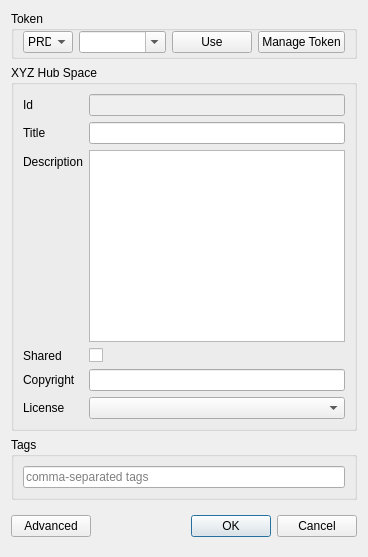
Above: XYZHubConnector/gui/ui/edit_space_dialog.ui from heremaps/xyz-qgis-plugin before the change. Below: the same form after it.
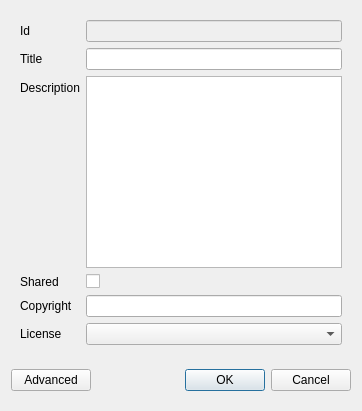
That is the form after the change.

The edit to the form file:
```diff
--- a/XYZHubConnector/gui/ui/edit_space_dialog.ui
+++ b/XYZHubConnector/gui/ui/edit_space_dialog.ui
@@ -6,8 +6,8 @@
    <rect>
     <x>0</x>
     <y>0</y>
-    <width>361</width>
-    <height>398</height>
+    <width>360</width>
+    <height>400</height>
    </rect>
   </property>
   <property name="sizePolicy">
@@ -27,122 +27,13 @@
     <enum>QLayout::SetFixedSize</enum>
    </property>
    <item>
-    <widget class="QGroupBox" name="groupBox_token">
-     <property name="enabled">
-      <bool>true</bool>
-     </property>
-     <property name="title">
-      <string>Token</string>
-     </property>
-     <layout class="QHBoxLayout" name="horizontalLayout">
-      <property name="topMargin">
-       <number>0</number>
-      </property>
-      <property name="bottomMargin">
-       <number>3</number>
-      </property>
-      <item>
-       <widget class="QComboBox" name="comboBox_server">
-        <property name="enabled">
-         <bool>true</bool>
-        </property>
-        <property name="sizePolicy">
-         <sizepolicy hsizetype="Fixed" vsizetype="Fixed">
-          <horstretch>0</horstretch>
-          <verstretch>0</verstretch>
-         </sizepolicy>
-        </property>
-        <property name="maximumSize">
-         <size>
-          <width>50</width>
-          <height>16777215</height>
-         </size>
-        </property>
-        <item>
-         <property name="text">
-          <string>PRD</string>
-         </property>
-        </item>
-        <item>
-         <property name="text">
-          <string>CIT</string>
-         </property>
-        </item>
-        <item>
-         <property name="text">
-          <string>SIT</string>
-         </property>
-        </item>
-       </widget>
-      </item>
-      <item>
-       <widget class="QComboBox" name="comboBox_token">
-        <property name="enabled">
-         <bool>true</bool>
-        </property>
-        <property name="sizePolicy">
-         <sizepolicy hsizetype="MinimumExpanding" vsizetype="Fixed">
-          <horstretch>0</horstretch>
-          <verstretch>0</verstretch>
-         </sizepolicy>
-        </property>
-        <property name="editable">
-         <bool>true</bool>
-        </property>
-       </widget>
-      </item>
-      <item>
-       <widget class="QPushButton" name="btn_use">
-        <property name="sizePolicy">
-         <sizepolicy hsizetype="Fixed" vsizetype="Fixed">
-          <horstretch>0</horstretch>
-          <verstretch>0</verstretch>
-         </sizepolicy>
-        </property>
-        <property name="text">
-         <string>Use</string>
-        </property>
-        <property name="default">
-         <bool>false</bool>
-        </property>
-        <property name="flat">
-         <bool>false</bool>
-        </property>
-       </widget>
-      </item>
-      <item>
-       <widget class="QPushButton" name="btn_token">
-        <property name="sizePolicy">
-         <sizepolicy hsizetype="Fixed" vsizetype="Fixed">
-          <horstretch>0</horstretch>
-          <verstretch>0</verstretch>
-         </sizepolicy>
-        </property>
-        <property name="text">
-         <string>Manage Token</string>
-        </property>
-        <property name="default">
-         <bool>false</bool>
-        </property>
-        <property name="flat">
-         <bool>false</bool>
-        </property>
-       </widget>
-      </item>
-     </layout>
-    </widget>
-   </item>
-   <item>
-    <widget class="QGroupBox" name="groupBox">
+    <widget class="QWidget" name="widget" native="true">
      <property name="sizePolicy">
-      <sizepolicy hsizetype="Preferred" vsizetype="Preferred">
+      <sizepolicy hsizetype="Preferred" vsizetype="Expanding">
        <horstretch>0</horstretch>
        <verstretch>0</verstretch>
       </sizepolicy>
      </property>
-     <property name="title">
-      <string>XYZ Hub Space</string>
-     </property>
      <layout class="QFormLayout" name="formLayout">
       <item row="0" column="0">
        <widget class="QLabel" name="label_2">
@@ -233,29 +124,7 @@
     </widget>
    </item>
    <item>
-    <widget class="QGroupBox" name="groupBox_tags">
-     <property name="sizePolicy">
-      <sizepolicy hsizetype="Preferred" vsizetype="Preferred">
-       <horstretch>0</horstretch>
-       <verstretch>0</verstretch>
-      </sizepolicy>
-     </property>
-     <property name="title">
-      <string>Tags</string>
-     </property>
-     <layout class="QVBoxLayout" name="verticalLayout_2">
-      <item>
-       <widget class="QLineEdit" name="lineEdit_tags">
-        <property name="placeholderText">
-         <string>comma-separated tags</string>
-        </property>
-       </widget>
-      </item>
-     </layout>
-    </widget>
-   </item>
-   <item>
-    <widget class="QWidget" name="widget" native="true">
+    <widget class="QWidget" name="widget_btn" native="true">
      <layout class="QHBoxLayout" name="horizontalLayout_3">
       <property name="leftMargin">
        <number>0</number>
```
Left out of the diff: 7 changed lines with no effect on the pictures.
